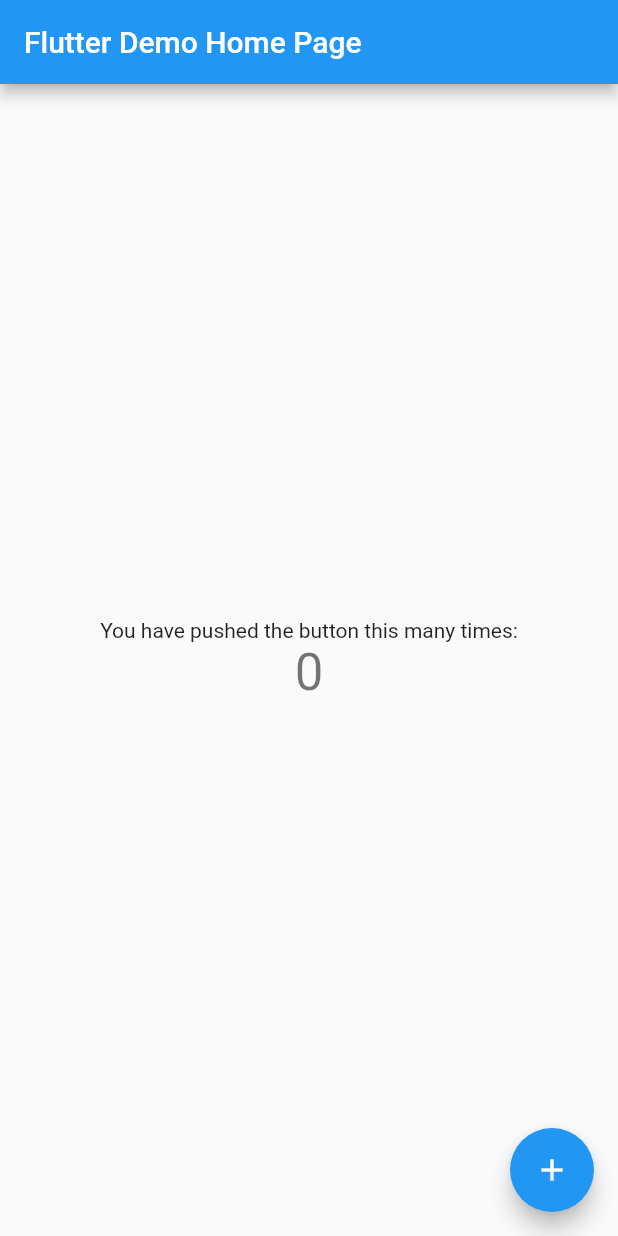
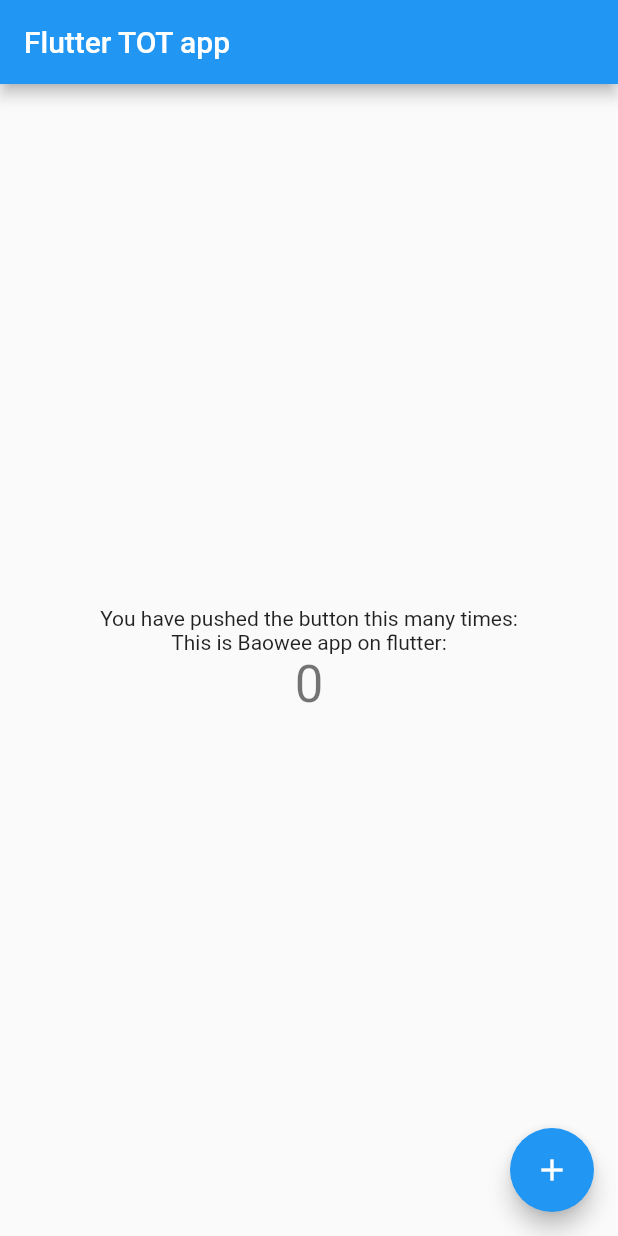
Before and after one commit to bweerasakoutlook/fluttertot, a Flutter app: the screen it shows after launch, on a phone screen of 412 x 824 dp. Run offline on Flutter 3.47's test engine with Material 2 defaults, Android fonts, the phone set to English and light mode, and no system bars.

Commit message:
before delete existing code

```diff
--- a/lib/main.dart
+++ b/lib/main.dart
@@ -26,7 +26,7 @@ class MyApp extends StatelessWidget {
         // closer together (more dense) than on mobile platforms.
         visualDensity: VisualDensity.adaptivePlatformDensity,
       ),
-      home: MyHomePage(title: 'Flutter Demo Home Page'),
+      home: MyHomePage(title: 'Flutter TOT app'),
     );
   }
 }
@@ -100,6 +100,9 @@ class _MyHomePageState extends State<MyHomePage> {
             Text(
               'You have pushed the button this many times:',
             ),
+             Text(
+              'This is Baowee app on flutter:',
+            ),
             Text(
               '$_counter',
               style: Theme.of(context).textTheme.headline4,
```
